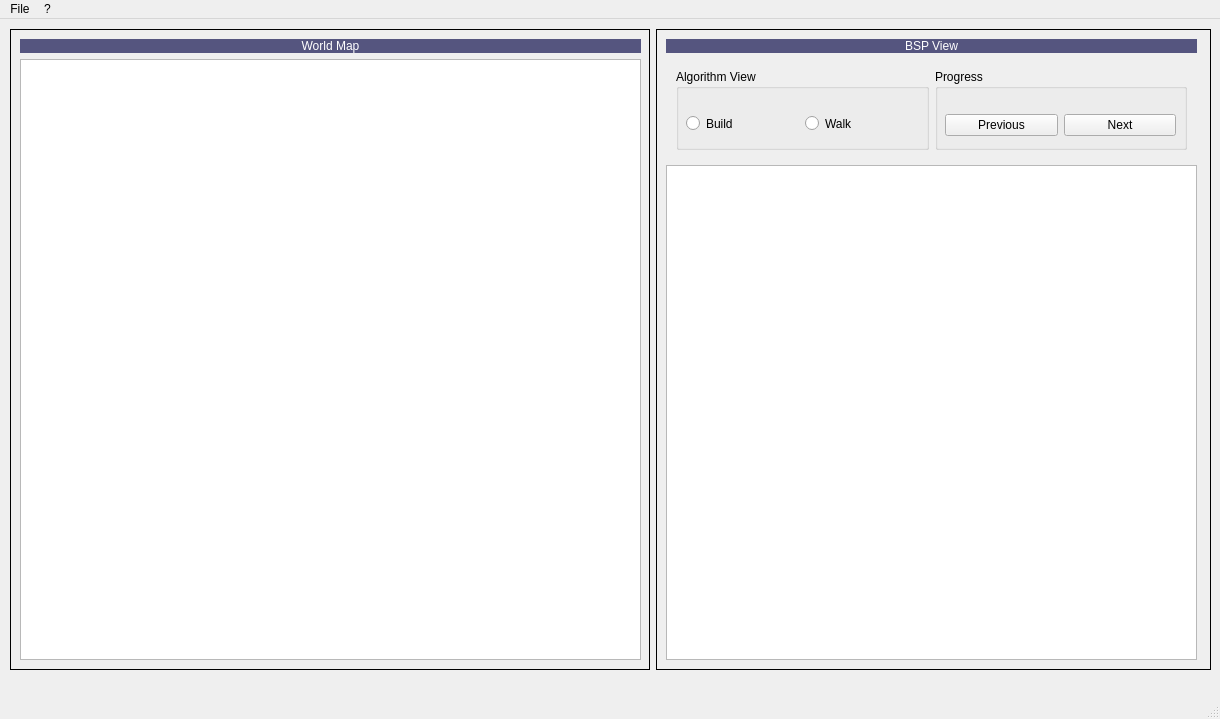
Qt form apps/mainwindow.ui (alessandrostranieri/ut_bsp_tool) before a commit.
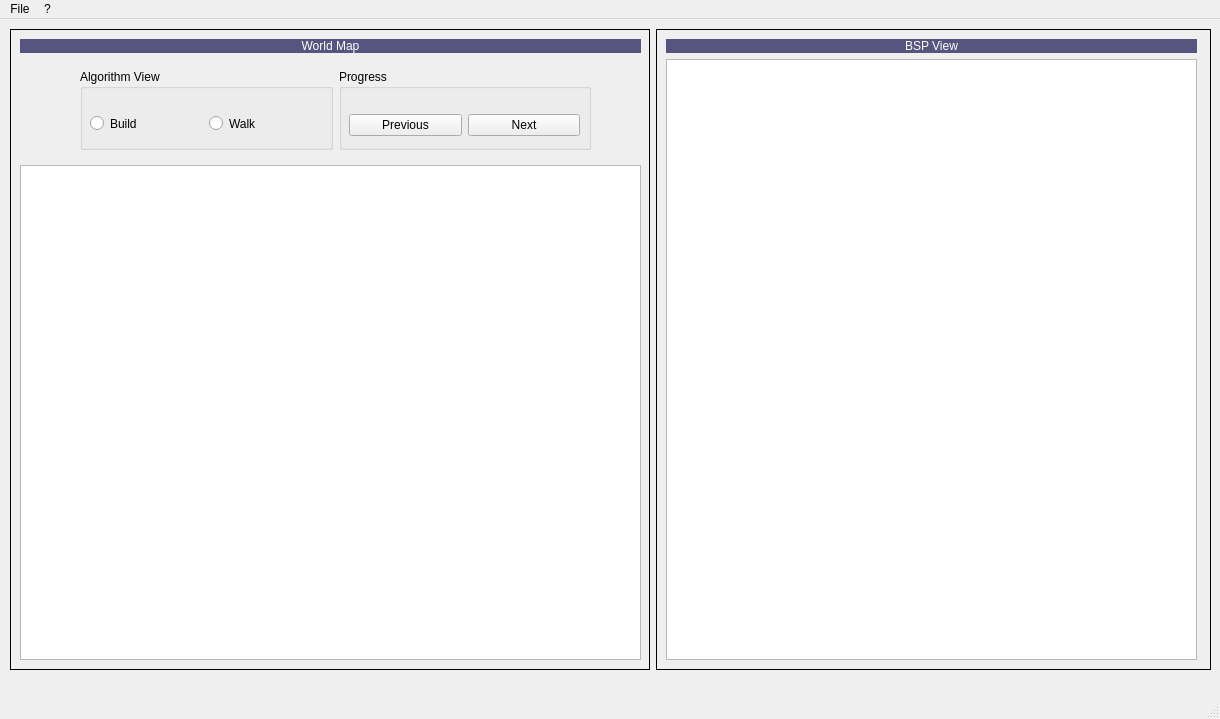
The same form after that commit.

Commit message:
Moved controls to world view #23
Done for poster screen shots

Diff of the .ui file:
```diff
--- a/apps/mainwindow.ui
+++ b/apps/mainwindow.ui
@@ -85,6 +85,97 @@
            </property>
           </widget>
          </item>
+         <item>
+          <widget class="QWidget" name="controlWidget" native="true">
+           <property name="minimumSize">
+            <size>
+             <width>0</width>
+             <height>100</height>
+            </size>
+           </property>
+           <widget class="QWidget" name="layoutWidget">
+            <property name="geometry">
+             <rect>
+              <x>60</x>
+              <y>10</y>
+              <width>511</width>
+              <height>81</height>
+             </rect>
+            </property>
+            <layout class="QHBoxLayout" name="horizontalLayout_3">
+             <item>
+              <widget class="QGroupBox" name="viewGroupBox">
+               <property name="styleSheet">
+                <string notr="true"/>
+               </property>
+               <property name="title">
+                <string>Algorithm View</string>
+               </property>
+               <widget class="QWidget" name="layoutWidget">
+                <property name="geometry">
+                 <rect>
+                  <x>10</x>
+                  <y>40</y>
+                  <width>231</width>
+                  <height>29</height>
+                 </rect>
+                </property>
+                <layout class="QHBoxLayout" name="horizontalLayout_4">
+                 <item>
+                  <widget class="QRadioButton" name="buildBspButton">
+                   <property name="text">
+                    <string>Build</string>
+                   </property>
+                  </widget>
+                 </item>
+                 <item>
+                  <widget class="QRadioButton" name="walkBspButton">
+                   <property name="text">
+                    <string>Walk</string>
+                   </property>
+                  </widget>
+                 </item>
+                </layout>
+               </widget>
+              </widget>
+             </item>
+             <item>
+              <widget class="QGroupBox" name="progressGroupBox">
+               <property name="title">
+                <string>Progress</string>
+               </property>
+               <widget class="QWidget" name="layoutWidget">
+                <property name="geometry">
+                 <rect>
+                  <x>10</x>
+                  <y>37</y>
+                  <width>231</width>
+                  <height>38</height>
+                 </rect>
+                </property>
+                <layout class="QHBoxLayout" name="horizontalLayout_5">
+                 <item>
+                  <widget class="QPushButton" name="previousStepButton">
+                   <property name="text">
+                    <string>Previous</string>
+                   </property>
+                  </widget>
+                 </item>
+                 <item>
+                  <widget class="QPushButton" name="nextStepButton">
+                   <property name="text">
+                    <string>Next</string>
+                   </property>
+                  </widget>
+                 </item>
+                </layout>
+               </widget>
+              </widget>
+             </item>
+            </layout>
+           </widget>
+          </widget>
+         </item>
          <item>
           <widget class="QGraphicsView" name="world_gv">
            <property name="enabled">
@@ -150,97 +241,6 @@
            </property>
           </widget>
          </item>
-         <item>
-          <widget class="QWidget" name="controlWidget" native="true">
-           <property name="minimumSize">
-            <size>
-             <width>0</width>
-             <height>100</height>
-            </size>
-           </property>
-           <widget class="QWidget" name="layoutWidget">
-            <property name="geometry">
-             <rect>
-              <x>10</x>
-              <y>10</y>
-              <width>511</width>
-              <height>81</height>
-             </rect>
-            </property>
-            <layout class="QHBoxLayout" name="horizontalLayout_3">
-             <item>
-              <widget class="QGroupBox" name="viewGroupBox">
-               <property name="styleSheet">
-                <string notr="true"/>
-               </property>
-               <property name="title">
-                <string>Algorithm View</string>
-               </property>
-               <widget class="QWidget" name="layoutWidget">
-                <property name="geometry">
-                 <rect>
-                  <x>10</x>
-                  <y>40</y>
-                  <width>231</width>
-                  <height>29</height>
-                 </rect>
-                </property>
-                <layout class="QHBoxLayout" name="horizontalLayout_4">
-                 <item>
-                  <widget class="QRadioButton" name="buildBspButton">
-                   <property name="text">
-                    <string>Build</string>
-                   </property>
-                  </widget>
-                 </item>
-                 <item>
-                  <widget class="QRadioButton" name="walkBspButton">
-                   <property name="text">
-                    <string>Walk</string>
-                   </property>
-                  </widget>
-                 </item>
-                </layout>
-               </widget>
-              </widget>
-             </item>
-             <item>
-              <widget class="QGroupBox" name="progressGroupBox">
-               <property name="title">
-                <string>Progress</string>
-               </property>
-               <widget class="QWidget" name="layoutWidget">
-                <property name="geometry">
-                 <rect>
-                  <x>10</x>
-                  <y>37</y>
-                  <width>231</width>
-                  <height>38</height>
-                 </rect>
-                </property>
-                <layout class="QHBoxLayout" name="horizontalLayout_5">
-                 <item>
-                  <widget class="QPushButton" name="previousStepButton">
-                   <property name="text">
-                    <string>Previous</string>
-                   </property>
-                  </widget>
-                 </item>
-                 <item>
-                  <widget class="QPushButton" name="nextStepButton">
-                   <property name="text">
-                    <string>Next</string>
-                   </property>
-                  </widget>
-                 </item>
-                </layout>
-               </widget>
-              </widget>
-             </item>
-            </layout>
-           </widget>
-          </widget>
-         </item>
          <item>
           <widget class="QGraphicsView" name="algorithm_gv"/>
          </item>
```
